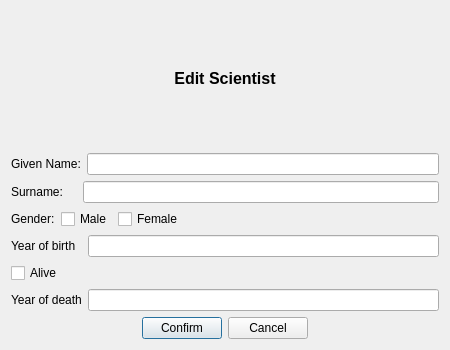
First picture: the form in Vika3nytt/dialogeditsci.ui, repository sabbisun/Vika3nytt, before the edit.
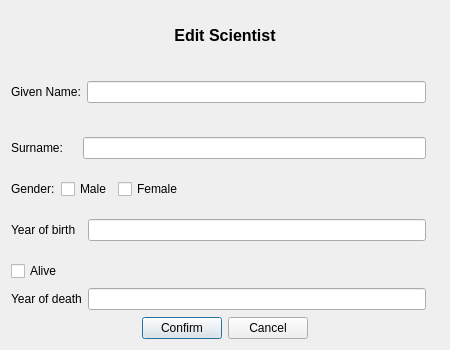
Second picture: the form after the edit.

Commit message: breytti unbuilt í not built, setti inn temp error labels í editsci glugga, eitthvað smá

```diff
--- a/Vika3nytt/dialogeditsci.ui
+++ b/Vika3nytt/dialogeditsci.ui
@@ -39,7 +39,7 @@
     </widget>
    </item>
    <item>
-    <layout class="QHBoxLayout" name="horizontalLayout_4">
+    <layout class="QHBoxLayout" name="horizontalLayout_7">
      <item>
       <widget class="QLabel" name="label_name">
        <property name="text">
@@ -50,6 +50,13 @@
      <item>
       <widget class="QLineEdit" name="lineEdit_name"/>
      </item>
+     <item>
+      <widget class="QLabel" name="label_nameError">
+       <property name="text">
+        <string/>
+       </property>
+      </widget>
+     </item>
     </layout>
    </item>
    <item>
@@ -64,6 +71,13 @@
      <item>
       <widget class="QLineEdit" name="lineEdit_surname"/>
      </item>
+     <item>
+      <widget class="QLabel" name="label_surnameError">
+       <property name="text">
+        <string/>
+       </property>
+      </widget>
+     </item>
     </layout>
    </item>
    <item>
@@ -116,6 +130,13 @@
      <item>
       <widget class="QLineEdit" name="lineEdit_yearBirth"/>
      </item>
+     <item>
+      <widget class="QLabel" name="label_birthError">
+       <property name="text">
+        <string/>
+       </property>
+      </widget>
+     </item>
     </layout>
    </item>
    <item>
@@ -143,6 +164,13 @@
          </property>
         </widget>
        </item>
+       <item>
+        <widget class="QLabel" name="label_deathError">
+         <property name="text">
+          <string/>
+         </property>
+        </widget>
+       </item>
       </layout>
      </item>
     </layout>
```
The commit also changes 11 other files.
